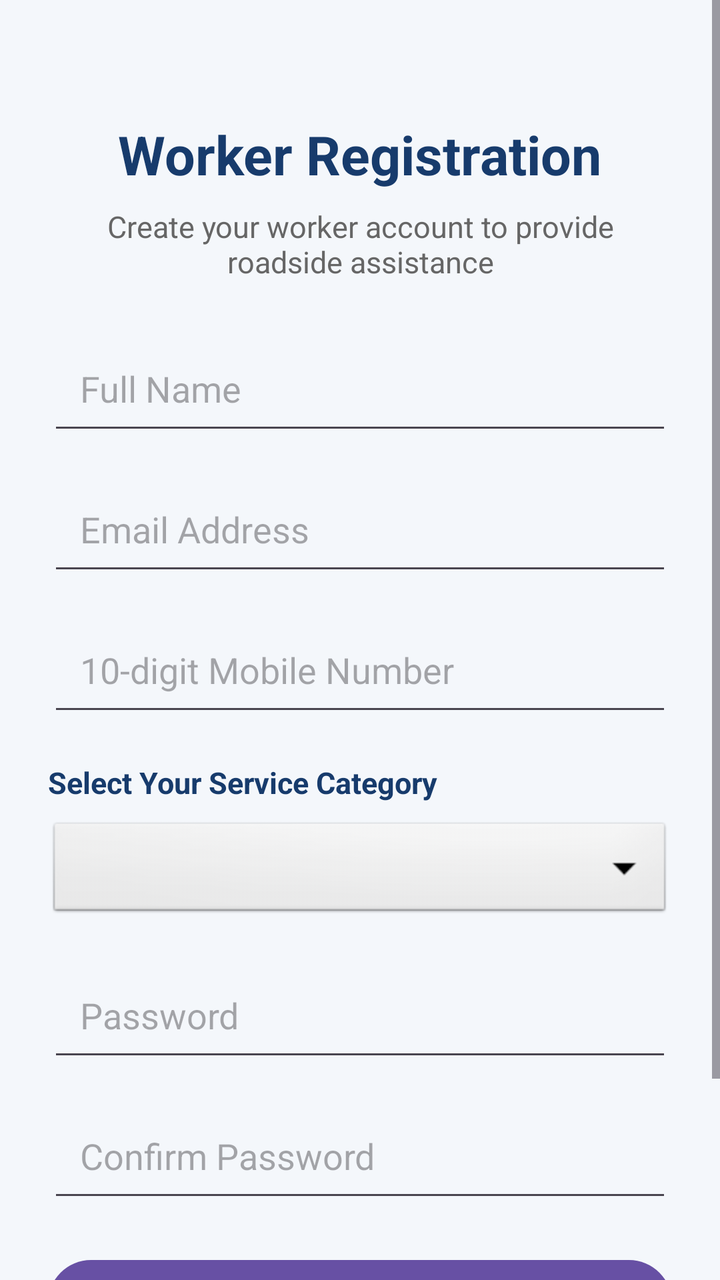
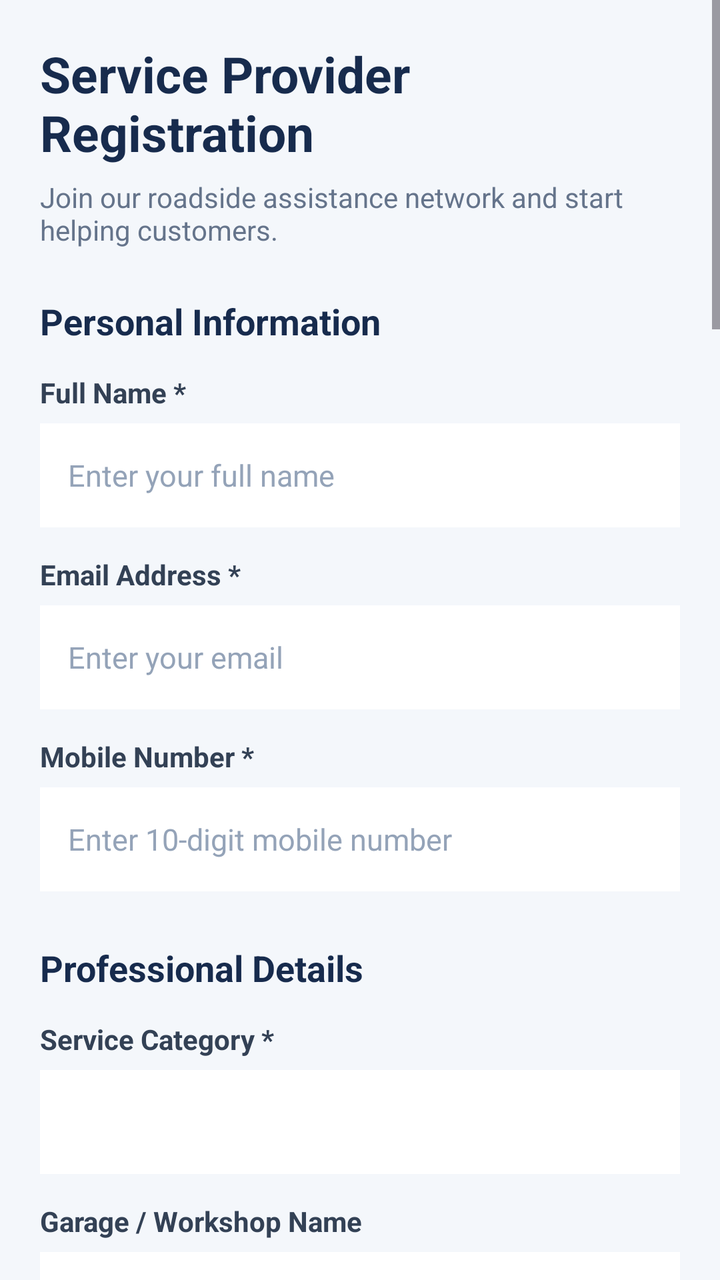

Two renders of the same Android screen: before a commit and after it. Below are the layout's source before the change and the commit's diff.
<!-- AndroidManifest.xml: application theme Theme.RoadsideAssistance -->
<!-- res/layout/activity_worker_signup.xml -->
<?xml version="1.0" encoding="utf-8"?>
<ScrollView xmlns:android="http://schemas.android.com/apk/res/android"
    android:layout_width="match_parent"
    android:layout_height="match_parent"
    android:fillViewport="true"
    android:background="#F4F7FB">

    <LinearLayout
        android:layout_width="match_parent"
        android:layout_height="wrap_content"
        android:orientation="vertical"
        android:gravity="center_horizontal"
        android:padding="24dp">

        <TextView
            android:layout_width="wrap_content"
            android:layout_height="wrap_content"
            android:layout_marginTop="35dp"
            android:text="Worker Registration"
            android:textColor="#173B6C"
            android:textSize="27sp"
            android:textStyle="bold" />

        <TextView
            android:layout_width="match_parent"
            android:layout_height="wrap_content"
            android:layout_marginTop="8dp"
            android:layout_marginBottom="25dp"
            android:gravity="center"
            android:text="Create your worker account to provide roadside assistance"
            android:textColor="#666666"
            android:textSize="15sp" />

        <EditText
            android:id="@+id/etName"
            android:layout_width="match_parent"
            android:layout_height="wrap_content"
            android:hint="Full Name"
            android:inputType="textPersonName"
            android:autofillHints="name"
            android:padding="16dp"
            android:layout_marginBottom="14dp" />

        <EditText
            android:id="@+id/etEmail"
            android:layout_width="match_parent"
            android:layout_height="wrap_content"
            android:hint="Email Address"
            android:inputType="textEmailAddress"
            android:autofillHints="emailAddress"
            android:padding="16dp"
            android:layout_marginBottom="14dp" />

        <EditText
            android:id="@+id/etPhone"
            android:layout_width="match_parent"
            android:layout_height="wrap_content"
            android:hint="10-digit Mobile Number"
            android:inputType="phone"
            android:maxLength="10"
            android:autofillHints="phone"
            android:padding="16dp"
            android:layout_marginBottom="18dp" />

        <TextView
            android:layout_width="match_parent"
            android:layout_height="wrap_content"
            android:text="Select Your Service Category"
            android:textColor="#173B6C"
            android:textSize="15sp"
            android:textStyle="bold"
            android:layout_marginBottom="8dp" />

        <Spinner
            android:id="@+id/spWorkerCategory"
            android:layout_width="match_parent"
            android:layout_height="wrap_content"
            android:minHeight="52dp"
            android:padding="10dp"
            android:background="@android:drawable/btn_dropdown"
            android:layout_marginBottom="18dp" />

        <EditText
            android:id="@+id/etPassword"
            android:layout_width="match_parent"
            android:layout_height="wrap_content"
            android:hint="Password"
            android:inputType="textPassword"
            android:autofillHints="newPassword"
            android:padding="16dp"
            android:layout_marginBottom="14dp" />

        <EditText
            android:id="@+id/etConfirmPassword"
            android:layout_width="match_parent"
            android:layout_height="wrap_content"
            android:hint="Confirm Password"
            android:inputType="textPassword"
            android:autofillHints="newPassword"
            android:padding="16dp"
            android:layout_marginBottom="20dp" />

        <Button
            android:id="@+id/btnSignup"
            android:layout_width="match_parent"
            android:layout_height="wrap_content"
            android:text="Sign Up"
            android:textAllCaps="false"
            android:padding="12dp" />

        <TextView
            android:id="@+id/tvLogin"
            android:layout_width="wrap_content"
            android:layout_height="wrap_content"
            android:layout_marginTop="22dp"
            android:text="Already have an account? Login"
            android:textColor="#173B6C"
            android:textSize="15sp"
            android:padding="8dp"
            android:clickable="true"
            android:focusable="true" />

    </LinearLayout>
</ScrollView>
<!-- resources referenced by this layout -->
<resources>
  <style name="Theme.RoadsideAssistance" parent="Base.Theme.RoadsideAssistance" />
  <style name="Base.Theme.RoadsideAssistance" parent="Theme.Material3.DayNight.NoActionBar">
          
          
      </style>
</resources>

<!-- the commit's change to res/layout/activity_worker_signup.xml (unified diff, before → after) -->
@@ -2,123 +2,520 @@
 <ScrollView xmlns:android="http://schemas.android.com/apk/res/android"
     android:layout_width="match_parent"
     android:layout_height="match_parent"
+    android:background="#F4F7FB"
     android:fillViewport="true"
-    android:background="#F4F7FB">
+    android:clipToPadding="false">
 
     <LinearLayout
         android:layout_width="match_parent"
         android:layout_height="wrap_content"
         android:orientation="vertical"
-        android:gravity="center_horizontal"
-        android:padding="24dp">
-
-        <TextView
-            android:layout_width="wrap_content"
-            android:layout_height="wrap_content"
-            android:layout_marginTop="35dp"
-            android:text="Worker Registration"
-            android:textColor="#173B6C"
-            android:textSize="27sp"
-            android:textStyle="bold" />
-
-        <TextView
-            android:layout_width="match_parent"
-            android:layout_height="wrap_content"
-            android:layout_marginTop="8dp"
-            android:layout_marginBottom="25dp"
-            android:gravity="center"
-            android:text="Create your worker account to provide roadside assistance"
-            android:textColor="#666666"
-            android:textSize="15sp" />
-
-        <EditText
-            android:id="@+id/etName"
-            android:layout_width="match_parent"
-            android:layout_height="wrap_content"
-            android:hint="Full Name"
-            android:inputType="textPersonName"
-            android:autofillHints="name"
-            android:padding="16dp"
-            android:layout_marginBottom="14dp" />
+        android:padding="20dp">
+
+        
+        <TextView
+            android:layout_width="wrap_content"
+            android:layout_height="wrap_content"
+            android:text="Service Provider Registration"
+            android:textColor="#172B4D"
+            android:textSize="25sp"
+            android:textStyle="bold" />
+
+        <TextView
+            android:layout_width="match_parent"
+            android:layout_height="wrap_content"
+            android:layout_marginTop="6dp"
+            android:text="Join our roadside assistance network and start helping customers."
+            android:textColor="#65748B"
+            android:textSize="14sp" />
+
+        
+        <TextView
+            android:layout_width="wrap_content"
+            android:layout_height="wrap_content"
+            android:layout_marginTop="24dp"
+            android:text="Personal Information"
+            android:textColor="#172B4D"
+            android:textSize="18sp"
+            android:textStyle="bold" />
+
+        <TextView
+            android:layout_width="wrap_content"
+            android:layout_height="wrap_content"
+            android:layout_marginTop="14dp"
+            android:text="Full Name *"
+            android:textColor="#334155"
+            android:textStyle="bold"
+            android:textSize="14sp" />
+
+        <EditText
+            android:id="@+id/etFullName"
+            android:layout_width="match_parent"
+            android:layout_height="52dp"
+            android:layout_marginTop="6dp"
+            android:background="#FFFFFF"
+            android:hint="Enter your full name"
+            android:inputType="textPersonName|textCapWords"
+            android:paddingHorizontal="14dp"
+            android:textColor="#172B4D"
+            android:textColorHint="#94A3B8"
+            android:textSize="15sp" />
+
+        <TextView
+            android:layout_width="wrap_content"
+            android:layout_height="wrap_content"
+            android:layout_marginTop="14dp"
+            android:text="Email Address *"
+            android:textColor="#334155"
+            android:textStyle="bold"
+            android:textSize="14sp" />
 
         <EditText
             android:id="@+id/etEmail"
             android:layout_width="match_parent"
-            android:layout_height="wrap_content"
-            android:hint="Email Address"
+            android:layout_height="52dp"
+            android:layout_marginTop="6dp"
+            android:background="#FFFFFF"
+            android:hint="Enter your email"
             android:inputType="textEmailAddress"
-            android:autofillHints="emailAddress"
-            android:padding="16dp"
-            android:layout_marginBottom="14dp" />
+            android:paddingHorizontal="14dp"
+            android:textColor="#172B4D"
+            android:textColorHint="#94A3B8"
+            android:textSize="15sp" />
+
+        <TextView
+            android:layout_width="wrap_content"
+            android:layout_height="wrap_content"
+            android:layout_marginTop="14dp"
+            android:text="Mobile Number *"
+            android:textColor="#334155"
+            android:textStyle="bold"
+            android:textSize="14sp" />
 
         <EditText
             android:id="@+id/etPhone"
             android:layout_width="match_parent"
-            android:layout_height="wrap_content"
-            android:hint="10-digit Mobile Number"
+            android:layout_height="52dp"
+            android:layout_marginTop="6dp"
+            android:background="#FFFFFF"
+            android:hint="Enter 10-digit mobile number"
             android:inputType="phone"
             android:maxLength="10"
-            android:autofillHints="phone"
-            android:padding="16dp"
-            android:layout_marginBottom="18dp" />
-
-        <TextView
-            android:layout_width="match_parent"
-            android:layout_height="wrap_content"
-            android:text="Select Your Service Category"
-            android:textColor="#173B6C"
-            android:textSize="15sp"
-            android:textStyle="bold"
-            android:layout_marginBottom="8dp" />
+            android:paddingHorizontal="14dp"
+            android:textColor="#172B4D"
+            android:textColorHint="#94A3B8"
+            android:textSize="15sp" />
+
+        
+        <TextView
+            android:layout_width="wrap_content"
+            android:layout_height="wrap_content"
+            android:layout_marginTop="26dp"
+            android:text="Professional Details"
+            android:textColor="#172B4D"
+            android:textSize="18sp"
+            android:textStyle="bold" />
+
+        <TextView
+            android:layout_width="wrap_content"
+            android:layout_height="wrap_content"
+            android:layout_marginTop="14dp"
+            android:text="Service Category *"
+            android:textColor="#334155"
+            android:textStyle="bold"
+            android:textSize="14sp" />
 
         <Spinner
-            android:id="@+id/spWorkerCategory"
+            android:id="@+id/spServiceCategory"
+            android:layout_width="match_parent"
+            android:layout_height="52dp"
+            android:layout_marginTop="6dp"
+            android:background="#FFFFFF"
+            android:paddingHorizontal="10dp" />
+
+        <TextView
+            android:layout_width="wrap_content"
+            android:layout_height="wrap_content"
+            android:layout_marginTop="14dp"
+            android:text="Garage / Workshop Name"
+            android:textColor="#334155"
+            android:textStyle="bold"
+            android:textSize="14sp" />
+
+        <EditText
+            android:id="@+id/etGarageName"
+            android:layout_width="match_parent"
+            android:layout_height="52dp"
+            android:layout_marginTop="6dp"
+            android:background="#FFFFFF"
+            android:hint="Garage or workshop name (optional)"
+            android:inputType="textCapWords"
+            android:paddingHorizontal="14dp"
+            android:textColor="#172B4D"
+            android:textColorHint="#94A3B8"
+            android:textSize="15sp" />
+
+        <TextView
+            android:layout_width="wrap_content"
+            android:layout_height="wrap_content"
+            android:layout_marginTop="14dp"
+            android:text="Experience (Years)"
+            android:textColor="#334155"
+            android:textStyle="bold"
+            android:textSize="14sp" />
+
+        <EditText
+            android:id="@+id/etExperience"
+            android:layout_width="match_parent"
+            android:layout_height="52dp"
+            android:layout_marginTop="6dp"
+            android:background="#FFFFFF"
+            android:hint="e.g. 3"
+            android:inputType="number"
+            android:maxLength="2"
+            android:paddingHorizontal="14dp"
+            android:textColor="#172B4D"
+            android:textColorHint="#94A3B8"
+            android:textSize="15sp" />
+
+        <TextView
+            android:layout_width="wrap_content"
+            android:layout_height="wrap_content"
+            android:layout_marginTop="14dp"
+            android:text="Specialization"
+            android:textColor="#334155"
+            android:textStyle="bold"
+            android:textSize="14sp" />
+
+        <EditText
+            android:id="@+id/etSpecialization"
             android:layout_width="match_parent"
             android:layout_height="wrap_content"
             android:minHeight="52dp"
-            android:padding="10dp"
-            android:background="@android:drawable/btn_dropdown"
-            android:layout_marginBottom="18dp" />
+            android:layout_marginTop="6dp"
+            android:background="#FFFFFF"
+            android:hint="e.g. Engine repair, puncture repair, EV diagnostics"
+            android:inputType="textCapSentences|textMultiLine"
+            android:minLines="2"
+            android:padding="14dp"
+            android:textColor="#172B4D"
+            android:textColorHint="#94A3B8"
+            android:textSize="15sp" />
+
+        
+        <TextView
+            android:layout_width="wrap_content"
+            android:layout_height="wrap_content"
+            android:layout_marginTop="26dp"
+            android:text="Services Offered"
+            android:textColor="#172B4D"
+            android:textSize="18sp"
+            android:textStyle="bold" />
+
+        <TextView
+            android:layout_width="match_parent"
+            android:layout_height="wrap_content"
+            android:layout_marginTop="6dp"
+            android:text="Select the services you can provide."
+            android:textColor="#65748B"
+            android:textSize="13sp" />
+
+        <CheckBox
+            android:id="@+id/cbBikeRepair"
+            android:layout_width="match_parent"
+            android:layout_height="wrap_content"
+            android:layout_marginTop="8dp"
+            android:text="Bike Repair"
+            android:textColor="#334155"
+            android:textSize="15sp" />
+
+        <CheckBox
+            android:id="@+id/cbCarRepair"
+            android:layout_width="match_parent"
+            android:layout_height="wrap_content"
+            android:text="Car Repair"
+            android:textColor="#334155"
+            android:textSize="15sp" />
+
+        <CheckBox
+            android:id="@+id/cbBattery"
+            android:layout_width="match_parent"
+            android:layout_height="wrap_content"
+            android:text="Battery Assistance / Jump Start"
+            android:textColor="#334155"
+            android:textSize="15sp" />
+
+        <CheckBox
+            android:id="@+id/cbTowing"
+            android:layout_width="match_parent"
+            android:layout_height="wrap_content"
+            android:text="Towing Assistance"
+            android:textColor="#334155"
+            android:textSize="15sp" />
+
+        <CheckBox
+            android:id="@+id/cbGeneralMaintenance"
+            android:layout_width="match_parent"
+            android:layout_height="wrap_content"
+            android:text="General Maintenance"
+            android:textColor="#334155"
+            android:textSize="15sp" />
+
+        <CheckBox
+            android:id="@+id/cbEmergencyRepair"
+            android:layout_width="match_parent"
+            android:layout_height="wrap_content"
+            android:text="Emergency Roadside Repair"
+            android:textColor="#334155"
+            android:textSize="15sp" />
+
+        
+        <TextView
+            android:layout_width="wrap_content"
+            android:layout_height="wrap_content"
+            android:layout_marginTop="26dp"
+            android:text="Service Location"
+            android:textColor="#172B4D"
+            android:textSize="18sp"
+            android:textStyle="bold" />
+
+        <TextView
+            android:layout_width="wrap_content"
+            android:layout_height="wrap_content"
+            android:layout_marginTop="14dp"
+            android:text="City *"
+            android:textColor="#334155"
+            android:textStyle="bold"
+            android:textSize="14sp" />
+
+        <EditText
+            android:id="@+id/etCity"
+            android:layout_width="match_parent"
+            android:layout_height="52dp"
+            android:layout_marginTop="6dp"
+            android:background="#FFFFFF"
+            android:hint="Enter your city"
+            android:inputType="textCapWords"
+            android:paddingHorizontal="14dp"
+            android:textColor="#172B4D"
+            android:textColorHint="#94A3B8"
+            android:textSize="15sp" />
+
+        <TextView
+            android:layout_width="wrap_content"
+            android:layout_height="wrap_content"
+            android:layout_marginTop="14dp"
+            android:text="Pincode *"
+            android:textColor="#334155"
+            android:textStyle="bold"
+            android:textSize="14sp" />
+
+        <EditText
+            android:id="@+id/etPincode"
+            android:layout_width="match_parent"
+            android:layout_height="52dp"
+            android:layout_marginTop="6dp"
+            android:background="#FFFFFF"
+            android:hint="6-digit pincode"
+            android:inputType="number"
+            android:maxLength="6"
+            android:paddingHorizontal="14dp"
+            android:textColor="#172B4D"
+            android:textColorHint="#94A3B8"
+            android:textSize="15sp" />
+
+        <TextView
+            android:layout_width="wrap_content"
+            android:layout_height="wrap_content"
+            android:layout_marginTop="14dp"
+            android:text="Service Area"
+            android:textColor="#334155"
+            android:textStyle="bold"
+            android:textSize="14sp" />
+
+        <EditText
+            android:id="@+id/etServiceArea"
+            android:layout_width="match_parent"
+            android:layout_height="wrap_content"
+            android:minHeight="52dp"
+            android:layout_marginTop="6dp"
+            android:background="#FFFFFF"
+            android:hint="Areas / localities you cover"
+            android:inputType="textCapSentences|textMultiLine"
+            android:minLines="2"
+            android:padding="14dp"
+            android:textColor="#172B4D"
+            android:textColorHint="#94A3B8"
+            android:textSize="15sp" />
+
+        
+        <TextView
+            android:layout_width="wrap_content"
+            android:layout_height="wrap_content"
+            android:layout_marginTop="26dp"
+            android:text="Availability"
+            android:textColor="#172B4D"
+            android:textSize="18sp"
+            android:textStyle="bold" />
+
+        <TextView
+            android:layout_width="wrap_content"
+            android:layout_height="wrap_content"
+            android:layout_marginTop="14dp"
+            android:text="Available Days"
+            android:textColor="#334155"
+            android:textStyle="bold"
+            android:textSize="14sp" />
+
+        <CheckBox
+            android:id="@+id/cbMonday"
+            android:layout_width="match_parent"
+            android:layout_height="wrap_content"
+            android:text="Monday"
+            android:textColor="#334155" />
+
+        <CheckBox
+            android:id="@+id/cbTuesday"
+            android:layout_width="match_parent"
+            android:layout_height="wrap_content"
+            android:text="Tuesday"
+            android:textColor="#334155" />
+
+        <CheckBox
+            android:id="@+id/cbWednesday"
+            android:layout_width="match_parent"
+            android:layout_height="wrap_content"
+            android:text="Wednesday"
+            android:textColor="#334155" />
+
+        <CheckBox
+            android:id="@+id/cbThursday"
+            android:layout_width="match_parent"
+            android:layout_height="wrap_content"
+            android:text="Thursday"
+            android:textColor="#334155" />
+
+        <CheckBox
+            android:id="@+id/cbFriday"
+            android:layout_width="match_parent"
+            android:layout_height="wrap_content"
+            android:text="Friday"
+            android:textColor="#334155" />
+
+        <CheckBox
+            android:id="@+id/cbSaturday"
+            android:layout_width="match_parent"
+            android:layout_height="wrap_content"
+            android:text="Saturday"
+            android:textColor="#334155" />
+
+        <CheckBox
+            android:id="@+id/cbSunday"
+            android:layout_width="match_parent"
+            android:layout_height="wrap_content"
+            android:text="Sunday"
+            android:textColor="#334155" />
+
+        <TextView
+            android:layout_width="wrap_content"
+            android:layout_height="wrap_content"
+            android:layout_marginTop="14dp"
+            android:text="Working Hours"
+            android:textColor="#334155"
+            android:textStyle="bold"
+            android:textSize="14sp" />
+
+        <EditText
+            android:id="@+id/etWorkingHours"
+            android:layout_width="match_parent"
+            android:layout_height="52dp"
+            android:layout_marginTop="6dp"
+            android:background="#FFFFFF"
+            android:hint="e.g. 9:00 AM - 8:00 PM"
+            android:inputType="text"
+            android:paddingHorizontal="14dp"
+            android:textColor="#172B4D"
+            android:textColorHint="#94A3B8"
+            android:textSize="15sp" />
+
+        
+        <TextView
+            android:layout_width="wrap_content"
+            android:layout_height="wrap_content"
+            android:layout_marginTop="26dp"
+            android:text="Account Security"
+            android:textColor="#172B4D"
+            android:textSize="18sp"
+            android:textStyle="bold" />
+
+        <TextView
+            android:layout_width="wrap_content"
+            android:layout_height="wrap_content"
+            android:layout_marginTop="14dp"
+            android:text="Password *"
+            android:textColor="#334155"
+            android:textStyle="bold"
+            android:textSize="14sp" />
 
         <EditText
             android:id="@+id/etPassword"
             android:layout_width="match_parent"
-            android:layout_height="wrap_content"
-            android:hint="Password"
+            android:layout_height="52dp"
+            android:layout_marginTop="6dp"
+            android:background="#FFFFFF"
+            android:hint="Create a password"
             android:inputType="textPassword"
-            android:autofillHints="newPassword"
-            android:padding="16dp"
-            android:layout_marginBottom="14dp" />
+            android:paddingHorizontal="14dp"
+            android:textColor="#172B4D"
+            android:textColorHint="#94A3B8"
+            android:textSize="15sp" />
+
+        <TextView
+            android:layout_width="wrap_content"
+            android:layout_height="wrap_content"
+            android:layout_marginTop="14dp"
+            android:text="Confirm Password *"
+            android:textColor="#334155"
+            android:textStyle="bold"
+            android:textSize="14sp" />
 
         <EditText
             android:id="@+id/etConfirmPassword"
             android:layout_width="match_parent"
-            android:layout_height="wrap_content"
-            android:hint="Confirm Password"
+            android:layout_height="52dp"
+            android:layout_marginTop="6dp"
+            android:background="#FFFFFF"
+            android:hint="Confirm your password"
             android:inputType="textPassword"
-            android:autofillHints="newPassword"
-            android:padding="16dp"
-            android:layout_marginBottom="20dp" />
-
+            android:paddingHorizontal="14dp"
+            android:textColor="#172B4D"
+            android:textColorHint="#94A3B8"
+            android:textSize="15sp" />
+
+        
         <Button
             android:id="@+id/btnSignup"
             android:layout_width="match_parent"
-            android:layout_height="wrap_content"
-            android:text="Sign Up"
+            android:layout_height="54dp"
+            android:layout_marginTop="28dp"
+            android:backgroundTint="#2563EB"
+            android:text="Register as Service Provider"
             android:textAllCaps="false"
-            android:padding="12dp" />
-
+            android:textColor="#FFFFFF"
+            android:textSize="16sp"
+            android:textStyle="bold" />
+
+        
         <TextView
             android:id="@+id/tvLogin"
-            android:layout_width="wrap_content"
-            android:layout_height="wrap_content"
-            android:layout_marginTop="22dp"
+            android:layout_width="match_parent"
+            android:layout_height="wrap_content"
+            android:layout_marginTop="20dp"
+            android:layout_marginBottom="20dp"
+            android:gravity="center"
             android:text="Already have an account? Login"
-            android:textColor="#173B6C"
-            android:textSize="15sp"
-            android:padding="8dp"
-            android:clickable="true"
-            android:focusable="true" />
+            android:textColor="#2563EB"
+            android:textSize="14sp" />
 
     </LinearLayout>
 </ScrollView>
